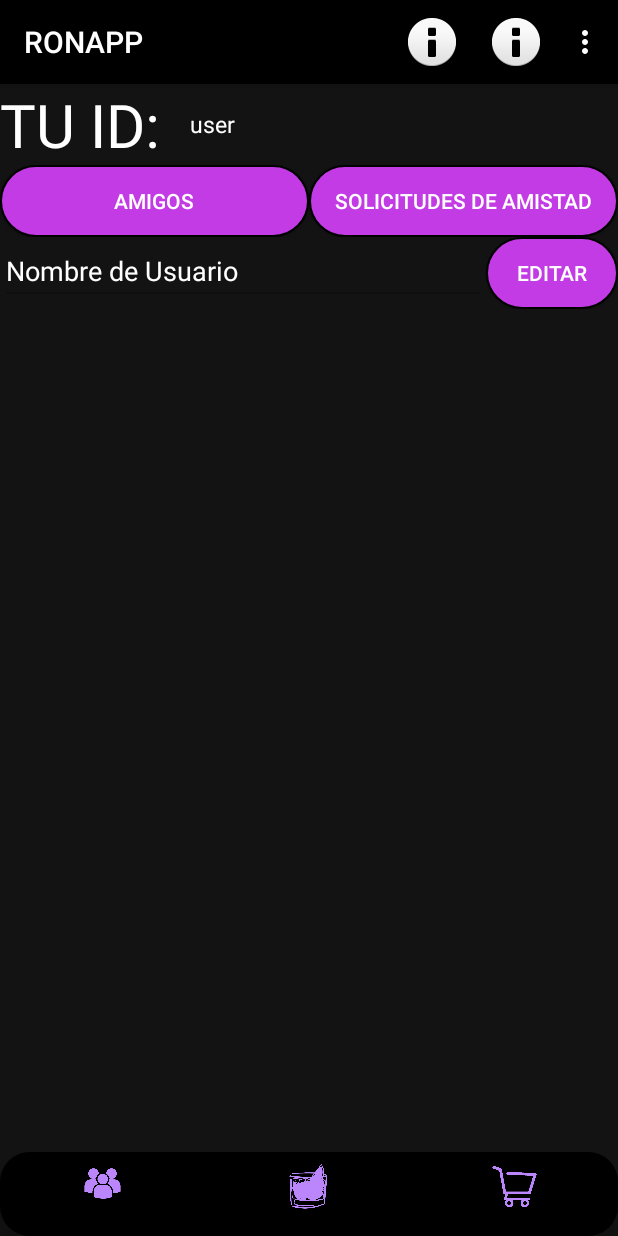
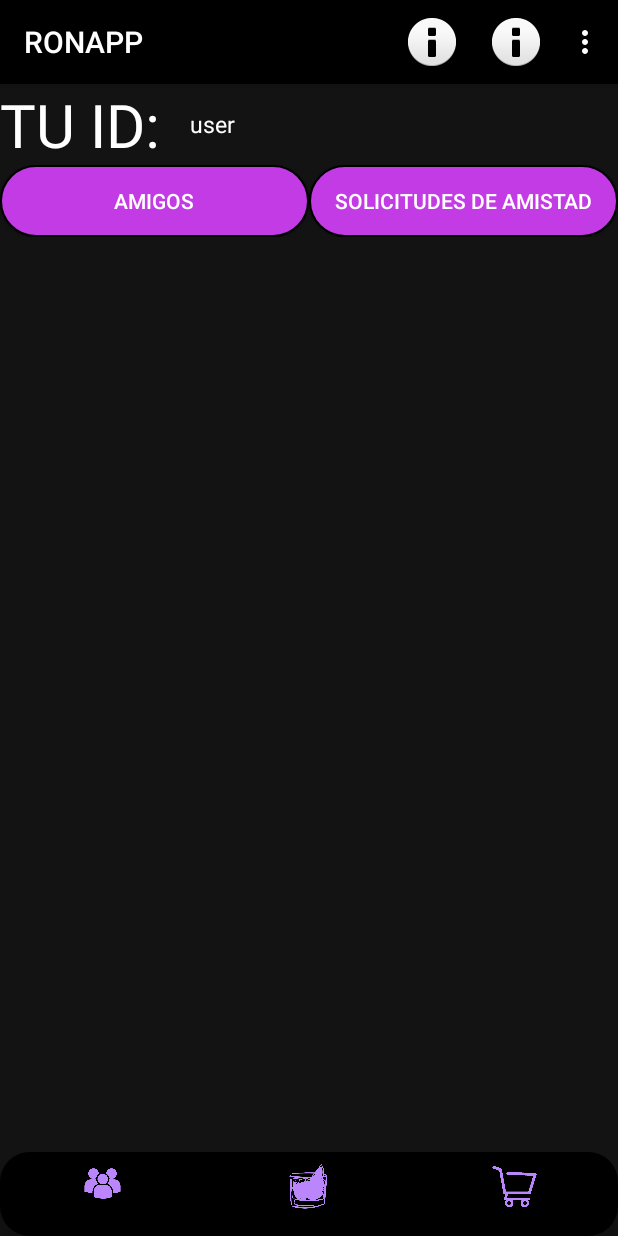
Before and after one commit to Meleagrista/udc-programacion-sistemas-aplicacion, an Android app: the screen it shows after launch once a user with an empty profile is signed in (MenuActivity), after a tap on "AMIGOS", on a phone screen of 412 x 824 dp. Run offline under Robolectric (Android 15) with nearby library versions, the phone set to English and light mode, and no system bars; our stand-ins replace Firebase (no records; nobody signed in at launch, a user with empty details on screens opened directly); 1 statement that could not run was skipped.

```diff
--- a/codigo/app/src/main/java/com/cainzos/proyectofinal/fragments_friends/ListFriendsFragment.java
+++ b/codigo/app/src/main/java/com/cainzos/proyectofinal/fragments_friends/ListFriendsFragment.java
@@ -39,33 +39,10 @@ public class ListFriendsFragment extends Fragment {
         binding = ActivityListFriendsFragmentBinding.inflate(getLayoutInflater());
         // Inflating friend item layout
         friends_binding = FriendItemBinding.inflate(getLayoutInflater());
-        // Disabling name editing initially
-        binding.editTextName.setEnabled(false);
 
         // Setting current user's name in EditText
         userDataManager = UserDataManager.getInstance();
         currentUser = userDataManager.getFirebaseUser();
-        setUserNameInEditText();
-
-        // Handling click events on edit user name button
-        binding.editUserName.setOnClickListener(v -> {
-
-            if(currentUser.isAnonymous()){
-                Toast.makeText(getActivity(), "Inicia sesion para poder tener un nombre de usuario", Toast.LENGTH_SHORT).show();
-            }else{
-                if (!binding.editTextName.isEnabled()) {
-                    // Enable editing mode
-                    binding.editTextName.setEnabled(true);
-                    binding.editUserName.setText(R.string.aceptar);
-                } else {
-                    // Save new name and disable editing mode
-                    String newName = binding.editTextName.getText().toString().trim();
-                    userDataManager.updateUserName(newName, currentUser.getEmail(), getActivity());
-                    binding.editTextName.setEnabled(false);
-                    binding.editUserName.setText(R.string.editar);
-                }
-            }
-        });
 
         // Loading friends list
         loadFriends();
@@ -121,14 +98,4 @@ public class ListFriendsFragment extends Fragment {
         // Add friend view to friends container
         binding.containerFriends.addView(friendItemView);
     }
-
-    // Method to set current user's name in EditText
-    private void setUserNameInEditText() {
-        User user = userDataManager.getUser();
-        if (currentUser != null && !currentUser.isAnonymous()) {
-            binding.editTextName.setText(user.getUserName());
-        } else {
-            binding.editTextName.setText(R.string.anonymous);
-        }
-    }
 }
--- a/codigo/app/src/main/res/layout/activity_list_friends_fragment.xml
+++ b/codigo/app/src/main/res/layout/activity_list_friends_fragment.xml
@@ -8,31 +8,6 @@
     tools:context=".fragments_friends.ListFriendsFragment">
 
     <LinearLayout
-        android:layout_width="match_parent"
-        android:layout_height="wrap_content"
-        android:id="@+id/userNameLayout"
-        android:orientation="horizontal">
-
-        <EditText
-            android:id="@+id/editTextName"
-            android:layout_width="0dp"
-            android:layout_height="wrap_content"
-            android:layout_weight="1"
-            android:textColor="@color/white"
-            android:hint="@string/user_name"
-            android:textColorHint="@color/white"/>
-
-        <Button
-            android:id="@+id/editUserName"
-            android:layout_width="wrap_content"
-            android:background="@drawable/boton_redondo"
-            android:layout_height="wrap_content"
-            android:textColor="@color/white"
-            android:text="@string/editar"/>
-
-    </LinearLayout>
-
-    <LinearLayout
         android:id="@+id/containerFriends"
         android:layout_width="match_parent"
         android:layout_height="wrap_content"
```
Also changed, not shown: codigo/app/src/main/java/com/cainzos/proyectofinal/ProfileUserActivity.java (+25 -8 lines).
